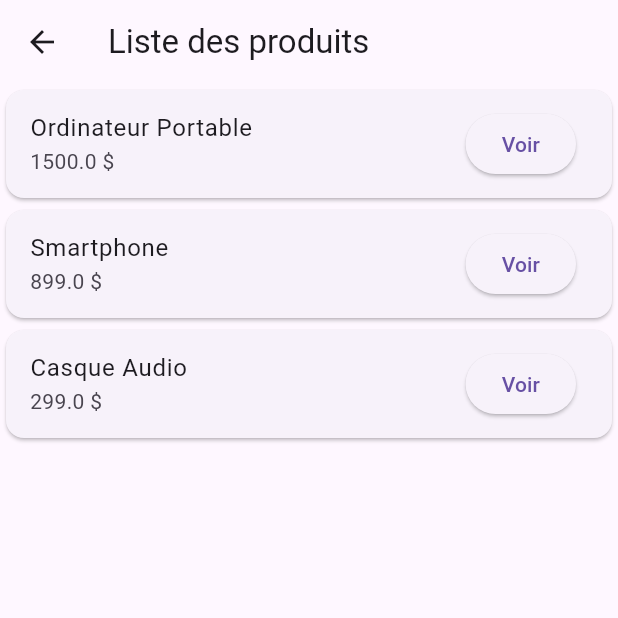
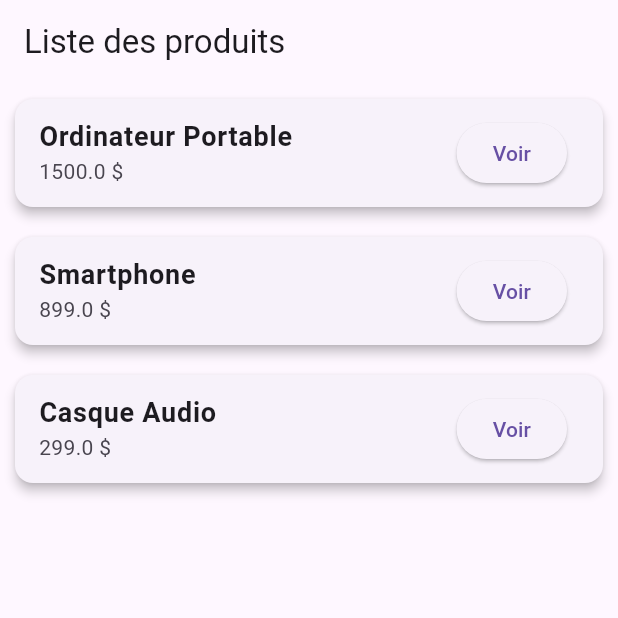
Before and after one commit to Belka1996/Atelier-Flutter-6, a Flutter app: the ListProduits screen opened directly, on a phone screen of 412 x 824 dp, the top half of it. Run offline on Flutter 3.47's test engine with Material 3 defaults, Android fonts, the phone set to English and light mode, and no system bars.

Commit message:
Étape 6 : main.dart modifié

```diff
--- a/lib/page_liste_produits.dart
+++ b/lib/page_liste_produits.dart
@@ -24,17 +24,26 @@ class ListProduits extends StatelessWidget{
       body: ListView.builder(
         itemCount: produits.length,
         itemBuilder: (context, index) {
+          final produit= produits[index];
           return Card(
+            elevation: 3,
+            margin: EdgeInsets.all(10),
             child: ListTile(
-              title: Text(produits[index].nom),
-              subtitle: Text("${produits[index].prix} \$"),
+              title: Text(
+                produit.nom,
+                style: TextStyle(
+                  fontSize: 18,
+                  fontWeight: FontWeight.bold
+                ),
+              ),
+              subtitle: Text("${produit.prix} \$"),
               trailing: ElevatedButton(
                 onPressed: () {
                   Navigator.push(
                     context,
                     MaterialPageRoute(
                       builder: (context)=>
-                        DetailsProduit(produit: produits[index]),
+                        DetailsProduit(produit: produit),
                     ),
                   );
                 },
```
Also changed, not shown: lib/main.dart (+4 -5 lines).
